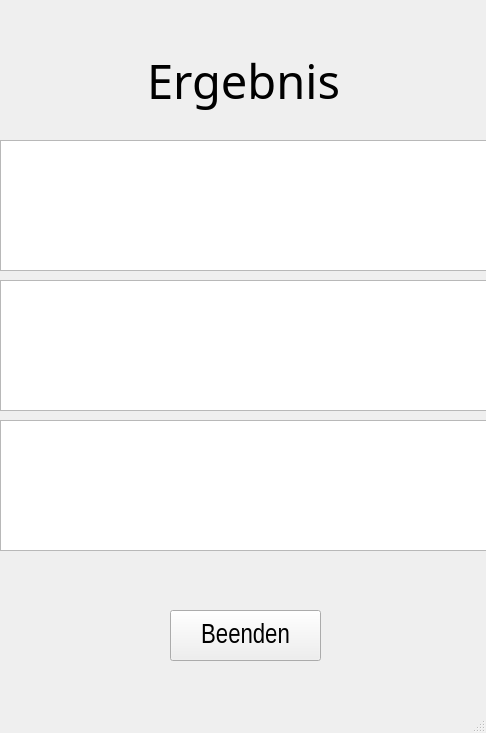
Qt form dipl_Kontrolle/ErgebnisWindow_v1.ui (diplomarbeit-PCR/Diplomarbeit_PCR) before a commit.
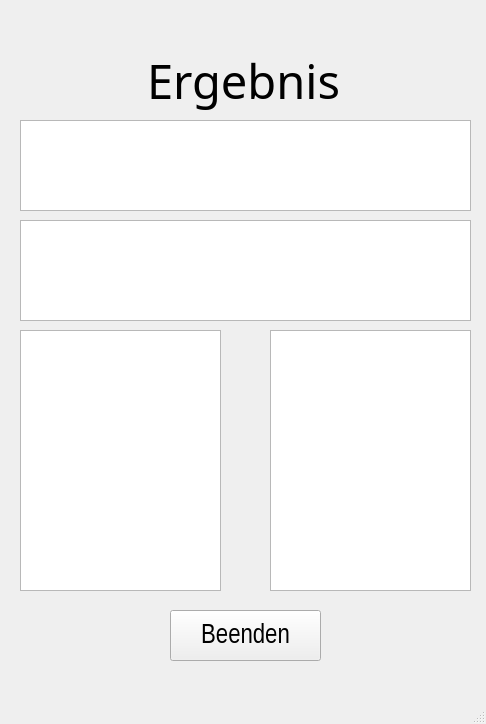
The same form after that commit.

The edit to the form file:
```diff
--- a/dipl_Kontrolle/ErgebnisWindow_v1.ui
+++ b/dipl_Kontrolle/ErgebnisWindow_v1.ui
@@ -7,7 +7,7 @@
     <x>0</x>
     <y>0</y>
     <width>486</width>
-    <height>733</height>
+    <height>724</height>
    </rect>
   </property>
   <property name="windowTitle">
@@ -59,30 +59,40 @@
    <widget class="QTableView" name="tbl_phasen">
     <property name="geometry">
      <rect>
-      <x>0</x>
-      <y>140</y>
-      <width>491</width>
-      <height>131</height>
+      <x>20</x>
+      <y>120</y>
+      <width>451</width>
+      <height>91</height>
+     </rect>
+    </property>
+   </widget>
+   <widget class="QTableView" name="tbl_mess_1">
+    <property name="geometry">
+     <rect>
+      <x>20</x>
+      <y>330</y>
+      <width>201</width>
+      <height>261</height>
      </rect>
     </property>
    </widget>
    <widget class="QTableView" name="tbl_dl">
     <property name="geometry">
      <rect>
-      <x>0</x>
-      <y>420</y>
-      <width>491</width>
-      <height>131</height>
+      <x>20</x>
+      <y>220</y>
+      <width>451</width>
+      <height>101</height>
      </rect>
     </property>
    </widget>
    <widget class="QTableView" name="tbl_mess">
     <property name="geometry">
      <rect>
-      <x>0</x>
-      <y>280</y>
-      <width>491</width>
-      <height>131</height>
+      <x>270</x>
+      <y>330</y>
+      <width>201</width>
+      <height>261</height>
      </rect>
     </property>
    </widget>
```
Left out of the diff: 4 changed lines with no effect on the pictures.
